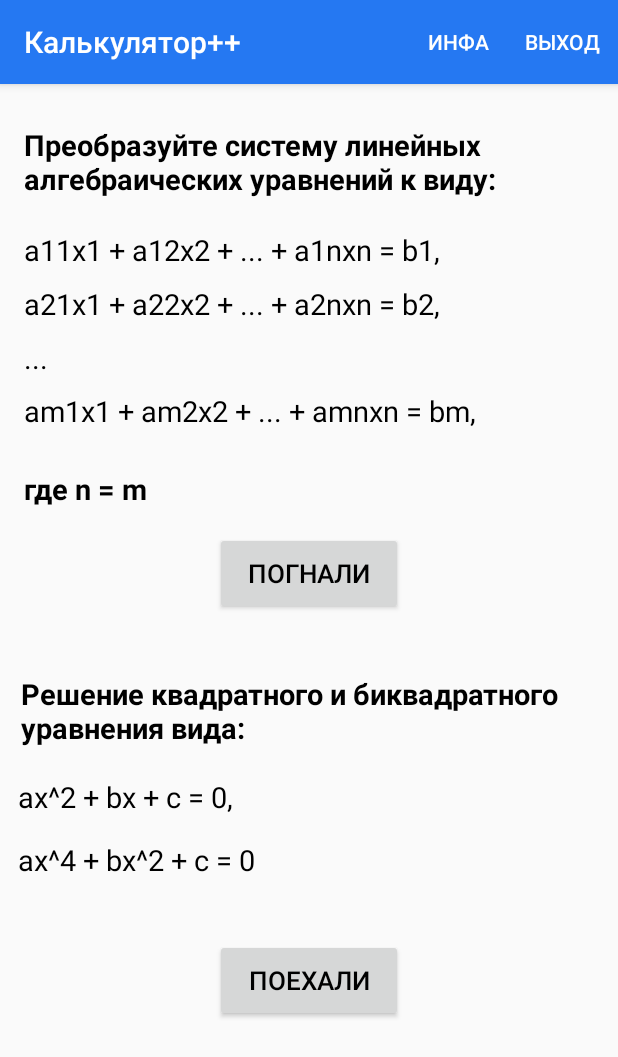
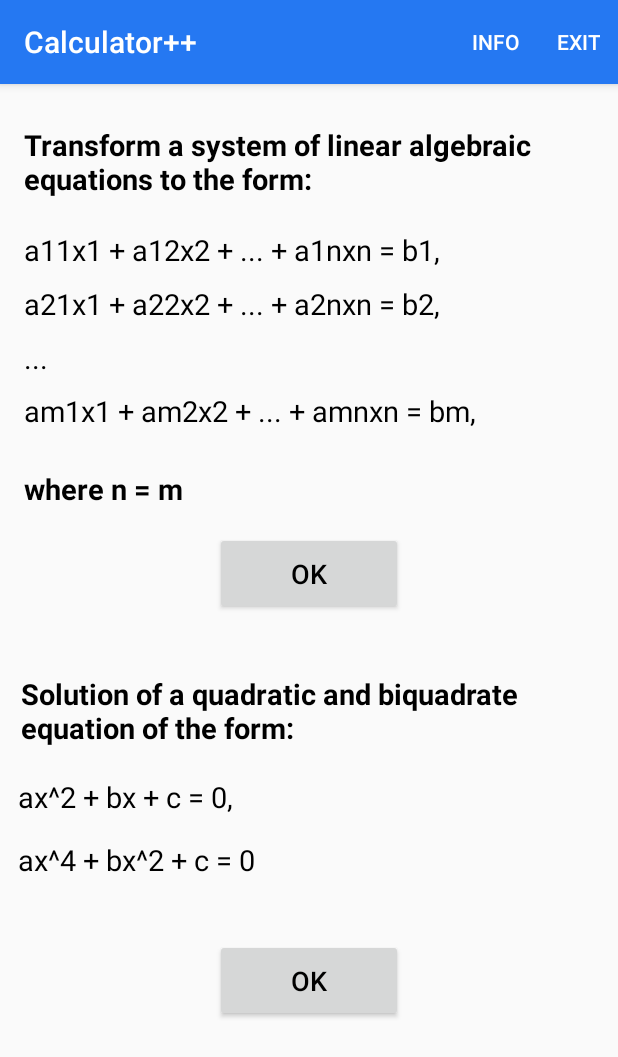
Before and after one commit to CyJay96/calculator, an Android app: the screen it shows after launch (MainActivity), on a phone screen of 412 x 824 dp. Shown: the top 1057 px of the screen. Run offline under Robolectric (Android 15) with nearby library versions, the phone set to English and light mode, and no system bars.

Commit message:
translated into english

```diff
--- a/app/src/main/java/com/equations/calculator/EquationActivity.java
+++ b/app/src/main/java/com/equations/calculator/EquationActivity.java
@@ -28,7 +28,7 @@ public final class EquationActivity extends AppCompatActivity {
     public boolean onCreateOptionsMenu(Menu menu) {
         getMenuInflater().inflate(R.menu.main_menu, menu);
         menu.getItem(1).setVisible(false);
-        menu.getItem(0).setTitle("НАЗАД");
+        menu.getItem(0).setTitle("CANCEL");
 
         return true;
     }
@@ -158,7 +158,7 @@ public final class EquationActivity extends AppCompatActivity {
             answer.setText(s);
 
         } catch (Exception e) {
-            answer.setText("Ошибка:\nЧто-то пошло не так");
+            answer.setText("Error:\nSomething went wrong");
         }
     }
 }
--- a/app/src/main/java/com/equations/calculator/InfoActivity.java
+++ b/app/src/main/java/com/equations/calculator/InfoActivity.java
@@ -33,7 +33,7 @@ public final class InfoActivity extends AppCompatActivity {
     public boolean onCreateOptionsMenu(Menu menu) {
         getMenuInflater().inflate(R.menu.main_menu, menu);
         menu.getItem(1).setVisible(false);
-        menu.getItem(0).setTitle("НАЗАД");
+        menu.getItem(0).setTitle("CANCEL");
 
         return true;
     }
--- a/app/src/main/res/layout-land/activity_equation.xml
+++ b/app/src/main/res/layout-land/activity_equation.xml
@@ -14,7 +14,7 @@
         android:layout_marginLeft="16dp"
         android:layout_marginStart="16dp"
         android:layout_marginTop="16dp"
-        android:text="Введите количество переменных и коэффициенты системы:"
+        android:text="Enter the number of variables and coefficients of the system:"
         android:textColor="@android:color/black"
         android:textSize="19sp"
         android:textStyle="bold"
@@ -49,7 +49,7 @@
         android:layout_marginStart="16dp"
         android:layout_marginTop="12dp"
         android:onClick="onButtonClick"
-        android:text="РЕШИТЬ"
+        android:text="SOLVE"
         android:textColor="@android:color/black"
         android:textSize="17sp"
         app:layout_constraintBottom_toTopOf="@+id/answer"
--- a/app/src/main/res/layout-land/activity_main.xml
+++ b/app/src/main/res/layout-land/activity_main.xml
@@ -11,14 +11,15 @@
         android:id="@+id/second_page"
         android:layout_width="125dp"
         android:layout_height="0dp"
-        android:layout_marginLeft="131dp"
-        android:layout_marginStart="131dp"
-        android:text="ПОГНАЛИ"
+        android:layout_marginLeft="132dp"
+        android:layout_marginStart="132dp"
+        android:text="OK"
         android:textColor="@android:color/black"
         android:textSize="17sp"
         app:layout_constraintBottom_toBottomOf="@+id/third_page"
         app:layout_constraintStart_toStartOf="parent"
-        app:layout_constraintTop_toTopOf="@+id/third_page" />
+        app:layout_constraintTop_toTopOf="@+id/third_page"
+        app:layout_constraintVertical_bias="1.0" />
 
     <Button
         android:id="@+id/third_page"
@@ -27,7 +28,7 @@
         android:layout_marginBottom="47dp"
         android:layout_marginEnd="149dp"
         android:layout_marginRight="149dp"
-        android:text="ПОЕХАЛИ"
+        android:text="OK"
         android:textColor="@android:color/black"
         android:textSize="17sp"
         app:layout_constraintBottom_toBottomOf="parent"
@@ -42,7 +43,7 @@
         android:layout_marginRight="41dp"
         android:layout_marginStart="16dp"
         android:layout_marginTop="16dp"
-        android:text="Преобразуйте систему линейных алгебраических уравнений к виду:"
+        android:text="Transform a system of linear algebraic equations to the form:"
         android:textColor="@android:color/black"
         android:textSize="19sp"
         android:textStyle="bold"
@@ -103,7 +104,7 @@
         android:layout_marginLeft="16dp"
         android:layout_marginStart="16dp"
         android:layout_marginTop="16dp"
-        android:text="где n = m"
+        android:text="where n = m"
         android:textColor="@android:color/black"
         android:textSize="19sp"
         android:textStyle="bold"
@@ -117,7 +118,7 @@
         android:layout_marginEnd="26dp"
         android:layout_marginRight="26dp"
         android:layout_marginTop="16dp"
-        android:text="Решение квадратного и биквадратного уравнения вида:"
+        android:text="Solution of a quadratic and biquadrate equation of the form:"
         android:textColor="@android:color/black"
         android:textSize="19sp"
         android:textStyle="bold"
--- a/app/src/main/res/layout/activity_equation.xml
+++ b/app/src/main/res/layout/activity_equation.xml
@@ -17,7 +17,7 @@
         android:layout_marginStart="24dp"
         android:layout_marginTop="16dp"
         android:onClick="onButtonClick"
-        android:text="РЕШИТЬ"
+        android:text="SOLVE"
         android:textColor="@android:color/black"
         android:textSize="14sp"
         app:layout_constraintEnd_toStartOf="@+id/answer"
@@ -494,7 +494,7 @@
         android:layout_marginLeft="21dp"
         android:layout_marginStart="21dp"
         android:layout_marginTop="30dp"
-        android:text="Введите количество переменных:"
+        android:text="Enter the number of variables:"
         android:textColor="@android:color/black"
         android:textSize="19sp"
         android:textStyle="bold"
@@ -509,7 +509,7 @@
         android:layout_marginBottom="17dp"
         android:layout_marginLeft="21dp"
         android:layout_marginStart="21dp"
-        android:text="Введите коэффициенты системы:"
+        android:text="Enter the coefficients of the system:"
         android:textColor="@android:color/black"
         android:textSize="19sp"
         android:textStyle="bold"
--- a/app/src/main/res/layout/activity_main.xml
+++ b/app/src/main/res/layout/activity_main.xml
@@ -13,9 +13,9 @@
         android:layout_width="125dp"
         android:layout_height="55dp"
         android:layout_marginTop="16dp"
-        android:text="Погнали"
+        android:text="OK"
         android:textColor="@android:color/black"
-        android:textSize="17sp"
+        android:textSize="18sp"
         app:layout_constraintEnd_toEndOf="parent"
         app:layout_constraintStart_toStartOf="parent"
         app:layout_constraintTop_toBottomOf="@+id/dis1_2" />
@@ -27,7 +27,7 @@
         android:layout_marginLeft="16dp"
         android:layout_marginStart="16dp"
         android:layout_marginTop="27dp"
-        android:text="Преобразуйте систему линейных алгебраических уравнений к виду:"
+        android:text="Transform a system of linear algebraic equations to the form:"
         android:textColor="@android:color/black"
         android:textSize="19sp"
         android:textStyle="bold"
@@ -93,7 +93,7 @@
         android:layout_marginLeft="16dp"
         android:layout_marginStart="16dp"
         android:layout_marginTop="26dp"
-        android:text="где n = m"
+        android:text="where n = m"
         android:textColor="@android:color/black"
         android:textSize="19sp"
         android:textStyle="bold"
@@ -108,7 +108,7 @@
         android:layout_marginLeft="14dp"
         android:layout_marginRight="14dp"
         android:layout_marginStart="14dp"
-        android:text="Решение квадратного и биквадратного уравнения вида:"
+        android:text="Solution of a quadratic and biquadrate equation of the form:"
         android:textColor="@android:color/black"
         android:textSize="19sp"
         android:textStyle="bold"
@@ -137,9 +137,9 @@
         android:layout_width="125dp"
         android:layout_height="55dp"
         android:layout_marginTop="40dp"
-        android:text="Поехали"
+        android:text="OK"
         android:textColor="@android:color/black"
-        android:textSize="17sp"
+        android:textSize="18sp"
         app:layout_constraintEnd_toEndOf="parent"
         app:layout_constraintStart_toStartOf="parent"
         app:layout_constraintTop_toBottomOf="@+id/dis1_5" />
--- a/app/src/main/res/menu/main_menu.xml
+++ b/app/src/main/res/menu/main_menu.xml
@@ -5,11 +5,11 @@
     <item
         android:id="@+id/item_exit"
         android:orderInCategory="1"
-        android:title="ВЫХОД"
+        android:title="EXIT"
         app:showAsAction="always" />
     <item
         android:id="@+id/item_info"
         android:orderInCategory="0"
-        android:title="ИНФА"
+        android:title="INFO"
         app:showAsAction="always" />
 </menu>
--- a/app/src/main/res/values/strings.xml
+++ b/app/src/main/res/values/strings.xml
@@ -1,5 +1,5 @@
 <resources>
-    <string name="app_name">Калькулятор++</string>
-    <string name="link"><a href="https://cyjay96.github.io/calculator/">СКАЧАТЬ</a></string>
+    <string name="app_name">Calculator++</string>
+    <string name="link"><a href="https://cyjay96.github.io/webcalculator/">DOWNLOAD</a></string>
     <string name="link_vk"><a href="https://vk.com/vk_voytko">VK</a></string>
 </resources>
```
Also changed, not shown: app/src/main/java/com/equations/calculator/MainActivity.java (+4 -4 lines), app/src/main/java/com/equations/calculator/QuadraticActivity.java (+5 -5 lines), app/src/main/res/layout-land/activity_info.xml (+5 -5 lines), app/src/main/res/layout-land/activity_quadratic.xml (+4 -4 lines), app/src/main/res/layout/activity_info.xml (+5 -5 lines), app/src/main/res/layout/activity_quadratic.xml (+4 -4 lines).
